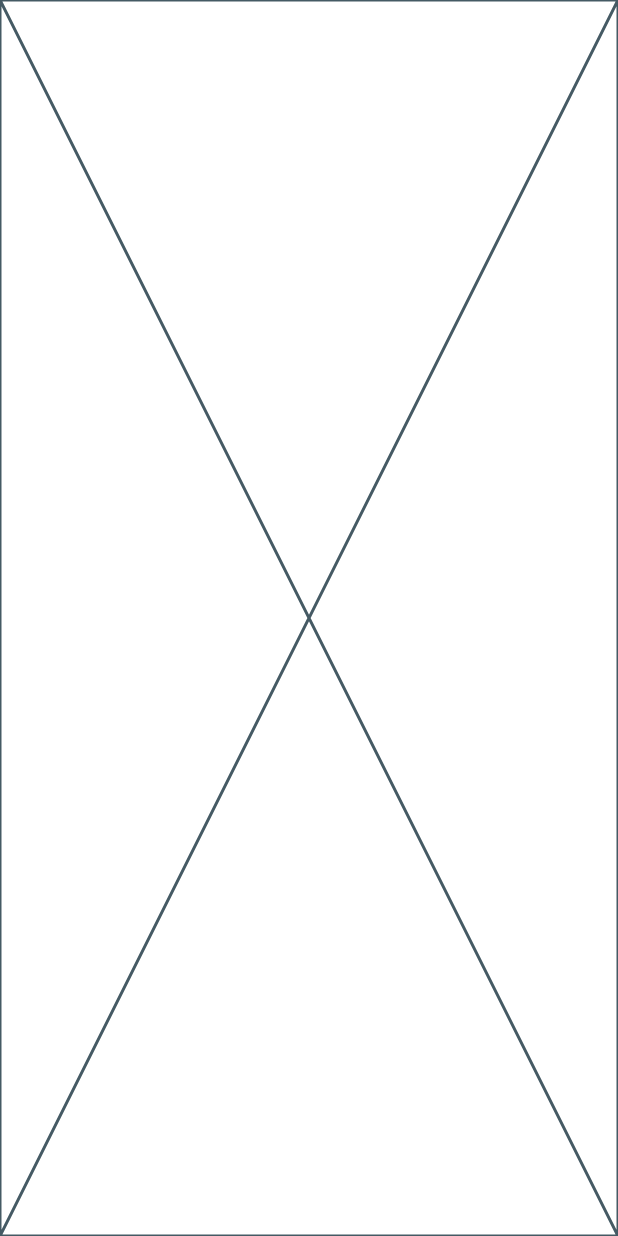
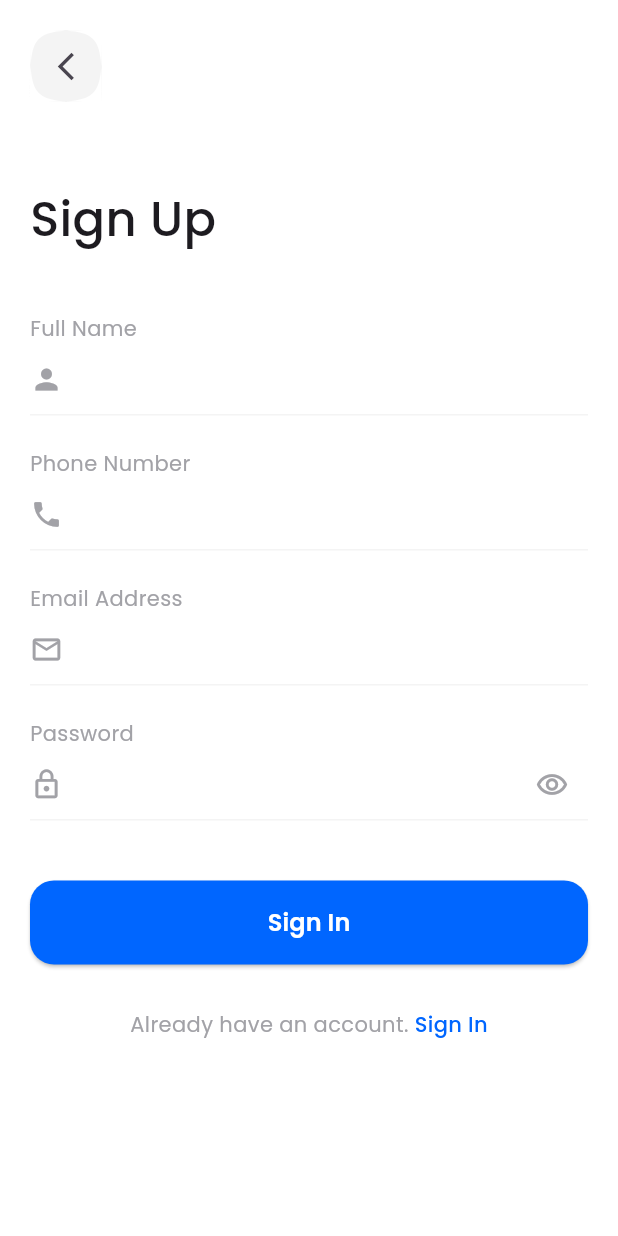
Before and after one commit to ACICT-DEPI/SHR1_SWD4_S1e-Banking-Mobile-App, a Flutter app: the SignupView screen opened directly, on a phone screen of 412 x 824 dp. Run offline on Flutter 3.47's test engine with Material 3 defaults, Android fonts, the phone set to English and light mode, and no system bars.

Commit message:
Added Sign Up page

```diff
--- a/lib/features/authentication/presentation/views/signup_view.dart
+++ b/lib/features/authentication/presentation/views/signup_view.dart
@@ -8,7 +8,9 @@ class SignupView extends StatelessWidget {
   @override
   Widget build(BuildContext context) {
     return const Scaffold(
-      body: SignupViewBody(),
+      body: SafeArea(
+        child: SignupViewBody(),
+      ),
     );
   }
 }
--- a/lib/features/authentication/presentation/views/widgets/new_user_row.dart
+++ b/lib/features/authentication/presentation/views/widgets/already_have_account_row.dart
@@ -1,11 +1,11 @@
-import 'package:bank_app/features/authentication/presentation/views/signup_view.dart';
 import 'package:flutter/material.dart';
 
 import '../../../../../core/styles/colors.dart';
 import '../../../../../core/styles/texts_style.dart';
+import '../login_view.dart';
 
-class NewUserRow extends StatelessWidget {
-  const NewUserRow({
+class AlreadyHaveAccountRow extends StatelessWidget {
+  const AlreadyHaveAccountRow({
     super.key,
   });
 
@@ -15,18 +15,13 @@ class NewUserRow extends StatelessWidget {
       mainAxisAlignment: MainAxisAlignment.center,
       children: [
         const Text(
-          "I’m a new user.",
+          "Already have an account.",
           style: TextsStyle.textStyleRegular14,
         ),
         const SizedBox(width: 4.0),
         GestureDetector(
           onTap: () {
-            Navigator.push(
-              context,
-              MaterialPageRoute(
-                builder: (context) => const SignupView(),
-              ),
-            );
+            Navigator.pop(context);
           },
           child: Text(
             "Sign In",
--- a/lib/features/authentication/presentation/views/widgets/login_view_body.dart
+++ b/lib/features/authentication/presentation/views/widgets/login_view_body.dart
@@ -19,6 +19,7 @@ class _LoginViewBodyState extends State<LoginViewBody> {
   @override
   Widget build(BuildContext context) {
     return SingleChildScrollView(
+      physics: const BouncingScrollPhysics(),
       child: Padding(
         padding: const EdgeInsets.symmetric(horizontal: 20.0),
         child: Column(
--- a/lib/features/authentication/presentation/views/widgets/signup_view_body.dart
+++ b/lib/features/authentication/presentation/views/widgets/signup_view_body.dart
@@ -1,10 +1,83 @@
 import 'package:flutter/material.dart';
 
-class SignupViewBody extends StatelessWidget {
+import '../../../../../core/styles/texts_style.dart';
+import '../../../../../core/widgets/custom_app_button.dart';
+import '../../../../../core/widgets/custom_app_icon_button.dart';
+import '../../../../../core/widgets/custom_app_text_field.dart';
+import 'already_have_account_row.dart';
+import 'new_user_row.dart';
+
+class SignupViewBody extends StatefulWidget {
   const SignupViewBody({super.key});
 
   @override
+  State<SignupViewBody> createState() => _SignupViewBodyState();
+}
+
+class _SignupViewBodyState extends State<SignupViewBody> {
+  bool isObscureText = true;
+
+  @override
   Widget build(BuildContext context) {
-    return const Placeholder();
+    return SingleChildScrollView(
+      physics: const BouncingScrollPhysics(),
+      child: Padding(
+        padding: const EdgeInsets.symmetric(horizontal: 20.0),
+        child: Column(
+          crossAxisAlignment: CrossAxisAlignment.start,
+          children: [
+            const SizedBox(height: 20),
+            CustomAppIconButton(
+              icon: Icons.arrow_back_ios_new_outlined,
+              onPressed: () {
+                Navigator.pop(context);
+              },
+            ),
+            const SizedBox(height: 55),
+            const Text("Sign Up", style: TextsStyle.textStyleMedium32),
+            const SizedBox(height: 40),
+            const CustomAppTextField(
+              title: "Full Name",
+              prefixIcon: Icons.person,
+              keyboardType: TextInputType.name,
+            ),
+            const SizedBox(height: 22),
+            const CustomAppTextField(
+              title: "Phone Number",
+              prefixIcon: Icons.phone,
+              keyboardType: TextInputType.phone,
+            ),
+            const SizedBox(height: 22),
+            const CustomAppTextField(
+              title: "Email Address",
+              prefixIcon: Icons.email_outlined,
+              keyboardType: TextInputType.emailAddress,
+            ),
+            const SizedBox(height: 22),
+            CustomAppTextField(
+              title: "Password",
+              prefixIcon: Icons.lock_outline,
+              obscureText: isObscureText,
+              suffixIcon: Icons.remove_red_eye_outlined,
+              keyboardType: TextInputType.emailAddress,
+              onPressedIcon: () {
+                setState(() {
+                  isObscureText = !isObscureText;
+                });
+              },
+            ),
+            const SizedBox(height: 40),
+            CustomAppButton(
+              title: "Sign In",
+              onPressed: () {},
+            ),
+            const SizedBox(
+              height: 30,
+            ),
+            const AlreadyHaveAccountRow()
+          ],
+        ),
+      ),
+    );
   }
 }
--- a/lib/main.dart
+++ b/lib/main.dart
@@ -2,7 +2,6 @@ import 'package:flutter/material.dart';
 
 import 'core/styles/theme_style.dart';
 import 'features/authentication/presentation/views/login_view.dart';
-import 'features/home/presentation/views/home_view.dart';
 
 void main() {
   runApp(const MyApp());
```
